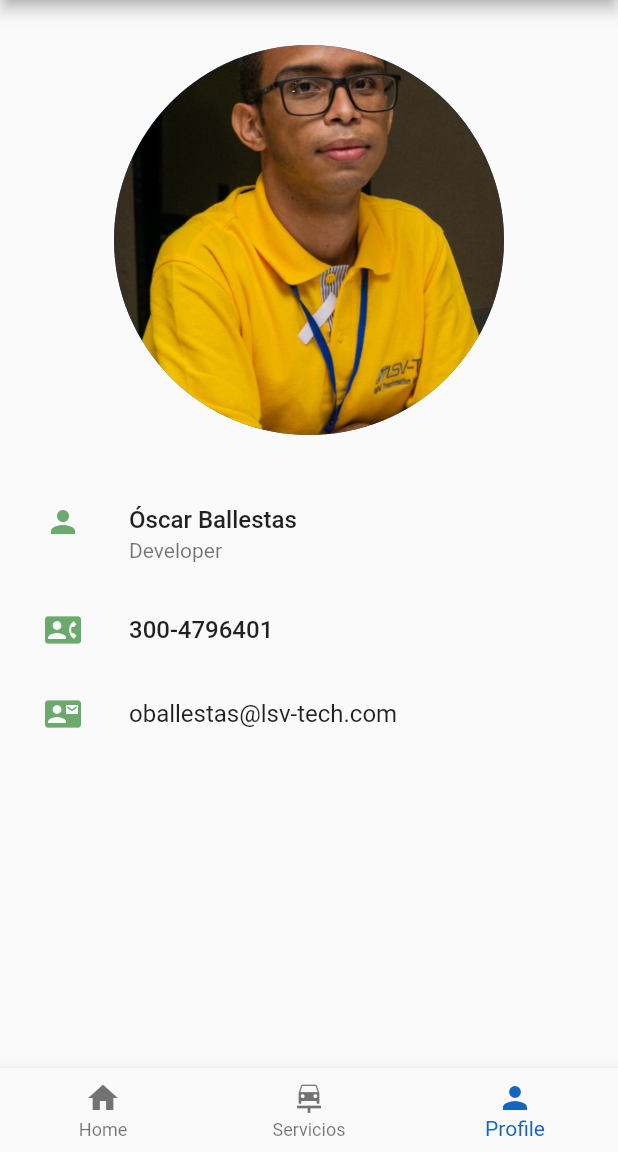
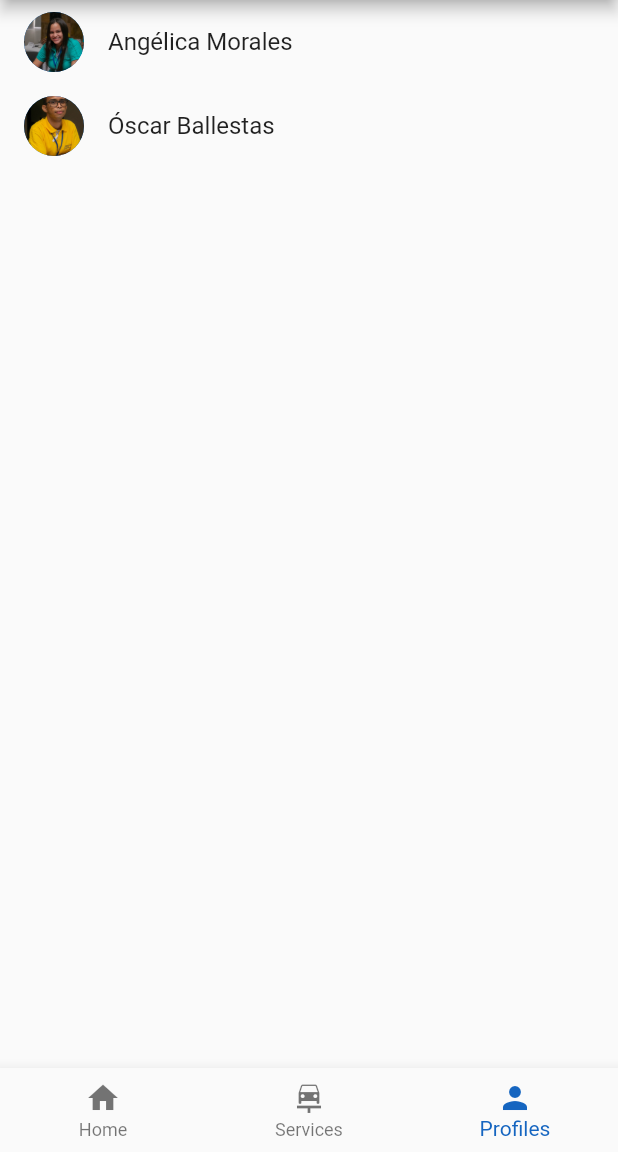
Before and after one commit to oballestas25/mobile-project, a Flutter app: the screen it shows after launch, item 3 of the bottom bar chosen, on a phone screen of 412 x 824 dp, the part 84-1236 px from its top. Run offline on Flutter 3.47's test engine with Material 2 defaults, Android fonts, the phone set to English and light mode, and no system bars; our stand-ins replace firebase_core, firebase_database, lottie; accounts and stored records are empty.

Commit message:
Including profiles view

```diff
--- a/lib/view/list_firebase.dart
+++ b/lib/view/list_firebase.dart
@@ -29,7 +29,7 @@ class CardCustom extends StatelessWidget{
       ),
     );
   }
-  }
+}
 
 class ListFireBase extends StatefulWidget {
   const ListFireBase({Key? key}) : super(key: key);
--- a/lib/view/menu.dart
+++ b/lib/view/menu.dart
@@ -1,6 +1,7 @@
 import 'package:flutter/material.dart';
 import 'package:mobile_project/view/home_view.dart';
-import 'package:mobile_project/view/porfile.dart';
+import 'package:mobile_project/view/profile.dart';
+import 'package:mobile_project/view/profiles.dart';
 import 'list_firebase.dart';
 
 
@@ -15,11 +16,10 @@ class MenuS extends State<Menu> {
 
   int _selectedIndex=0;
   static const TextStyle optionStyle = TextStyle(fontSize: 24,fontWeight: FontWeight.bold);
-
   static final List<Widget> _widgetOptions = <Widget>[
     const HomeView(),
     const ListFireBase(),
-    const Profile(),
+    Profiles(),
   ];
 
   void _onItemTapped (int index){
@@ -44,11 +44,11 @@ class MenuS extends State<Menu> {
           ),
           BottomNavigationBarItem (
             icon: Icon(Icons.car_repair),
-            label: "Servicios"
+            label: "Services"
           ),
           BottomNavigationBarItem (
             icon: Icon(Icons.person),
-            label: "Profile"
+            label: "Profiles"
           ),
         ],
         currentIndex: _selectedIndex,
--- a/lib/view/porfile.dart
+++ /dev/null
@@ -1,84 +0,0 @@
-import 'package:flutter/material.dart';
-
-class Profile extends StatefulWidget {
-  const Profile({Key? key}) : super(key: key);
-
-  @override
-  State<Profile> createState() => _ProfileState();
-}
-
-class _ProfileState extends State<Profile> {
-  static const Color iconColor =  Color.fromARGB(255, 107, 169, 109);
-  static const iconsPadding = EdgeInsets.fromLTRB(30, 0, 0, 0);
-
-  @override
-  Widget build(BuildContext context) {
-   return Column(
-        children: [
-          Padding(
-          padding: const EdgeInsets.all(30),
-          child:
-            GestureDetector(child: const CircleAvatar(
-              backgroundImage:
-                AssetImage('assets/images/oscar-ballestas.png'),radius: 130,),
-              onTap: (){
-                showAlert(context);
-              },
-            )
-          ),
-          const ListTile(
-            contentPadding: iconsPadding,
-            title:  Text(
-              'Óscar Ballestas',
-              style: TextStyle(fontWeight: FontWeight.w500),
-            ),
-            subtitle:  Text('Developer'),
-            leading: Icon(
-              Icons.person,
-              color: iconColor,
-            ),
-          ),
-
-          const ListTile(
-            contentPadding: iconsPadding,
-            title: Text(
-              '300-4796401',
-              style: TextStyle(fontWeight: FontWeight.w500),
-            ),
-            leading: Icon(
-              Icons.contact_phone,
-              color: iconColor,
-            ),
-          ),
-
-          const ListTile(
-            contentPadding: iconsPadding,
-            title: Text('oballestas@lsv-tech.com'),
-            leading: Icon(
-              Icons.contact_mail,
-              color:iconColor,
-            ),
-          ),
-        ],
-      )
-
-  ;
-}}
-
-showAlert(BuildContext context) {
-
-  const AlertDialog alert = AlertDialog(
-    content:  Image(
-      image: AssetImage('assets/images/oscar-ballestas.png'),
-
-      )
-      ,
-  );
-
-  showDialog(
-    context: context,
-    builder: (BuildContext context) {
-      return alert;
-    },
-  );
-}
--- /dev/null
+++ b/lib/view/profiles.dart
@@ -0,0 +1,58 @@
+import 'package:flutter/material.dart';
+import 'package:mobile_project/view/profile.dart';
+
+
+
+class Profiles extends StatelessWidget {
+  Profiles({Key? key}) : super(key: key);
+  final List<Map<String, dynamic>> profiles = [
+    {
+      "image":"assets/images/angelica-morales.jpeg",
+      "name":"Angélica Morales",
+      "cel":"3206490408",
+      "email":"amorales@lsv-tech.com"
+    },
+    {
+      "image":"assets/images/oscar-ballestas.png",
+      "name":"Óscar Ballestas",
+      "cel":"3004796401",
+      "email":"oballestas@lsv-tech.com"
+    },
+
+  ];
+
+  @override
+  Widget build(BuildContext context) {
+    return Scaffold(
+        body: ListView.builder(
+          itemCount: profiles.length,
+          physics: const BouncingScrollPhysics(),
+          itemBuilder: (_, index) {
+            return ListTile(
+              leading: GestureDetector(
+                  onTap: () {
+                      Navigator.push(
+                      context,
+                      MaterialPageRoute(builder: (context) => Profile(profiles[index])),
+                    );
+                  },
+                child:CircleAvatar(
+                backgroundImage:
+                    AssetImage(profiles[index]["image"]!),
+              ),
+              )
+,
+
+              title: GestureDetector(
+                  onTap: () {
+                    Navigator.push(
+                      context,
+                      MaterialPageRoute(builder: (context) => Profile(profiles[index])),
+                    );
+                  },
+                  child: Text(profiles[index]["name"])),
+            );
+          },
+        ));
+  }
+}
```
Also changed, not shown: lib/main.dart (+0 -14 lines), lib/view/profile.dart (added, +92 -0 lines), assets/images/angelica-morales.jpeg (added), 1 other file.
